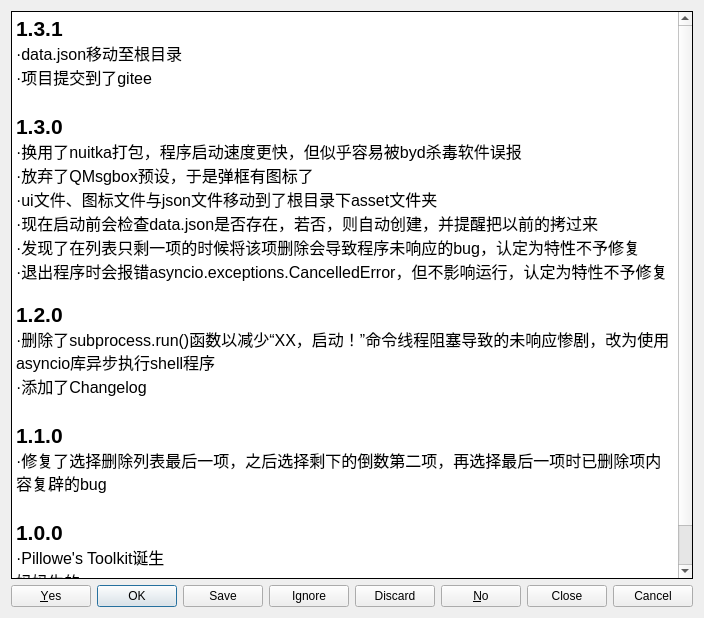
Pillowe582/toolkit, file assets/changelog.ui: the form before one commit.
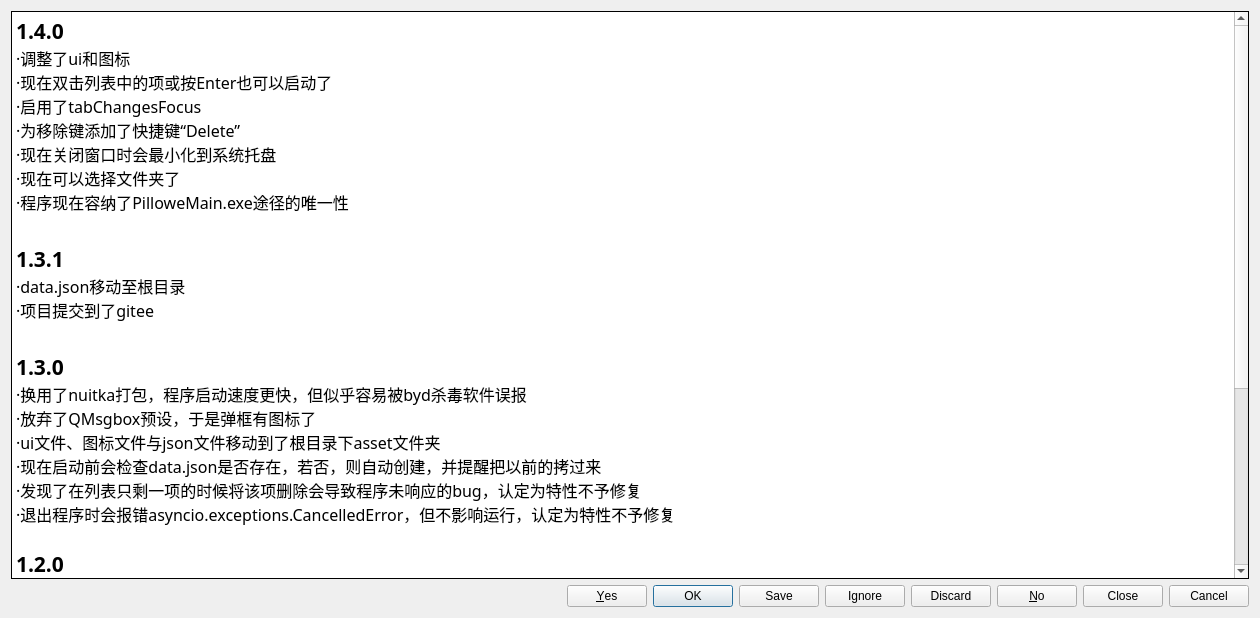
The form after the commit.

```diff
--- a/assets/changelog.ui
+++ b/assets/changelog.ui
@@ -6,7 +6,7 @@
    <rect>
     <x>0</x>
     <y>0</y>
-    <width>660</width>
+    <width>1260</width>
     <height>618</height>
    </rect>
   </property>
@@ -16,6 +16,12 @@
   <layout class="QGridLayout" name="gridLayout">
    <item row="0" column="0">
     <widget class="QTextBrowser" name="textBrowser">
+     <property name="font">
+      <font>
+       <family>宋体</family>
+       <pointsize>9</pointsize>
+      </font>
+     </property>
      <property name="frameShape">
       <enum>QFrame::Box</enum>
      </property>
@@ -26,30 +32,39 @@
       <string>&lt;!DOCTYPE HTML PUBLIC &quot;-//W3C//DTD HTML 4.0//EN&quot; &quot;http://www.w3.org/TR/REC-html40/strict.dtd&quot;&gt;
 &lt;html&gt;&lt;head&gt;&lt;meta name=&quot;qrichtext&quot; content=&quot;1&quot; /&gt;&lt;style type=&quot;text/css&quot;&gt;
 p, li { white-space: pre-wrap; }
-&lt;/style&gt;&lt;/head&gt;&lt;body style=&quot; font-family:'SimSun'; font-size:9pt; font-weight:400; font-style:normal;&quot;&gt;
-&lt;p style=&quot; margin-top:0px; margin-bottom:0px; margin-left:0px; margin-right:0px; -qt-block-indent:0; text-indent:0px;&quot;&gt;&lt;span style=&quot; font-size:16pt; font-weight:600;&quot;&gt;1.3.1&lt;/span&gt;&lt;/p&gt;
-&lt;p style=&quot; margin-top:0px; margin-bottom:0px; margin-left:0px; margin-right:0px; -qt-block-indent:0; text-indent:0px;&quot;&gt;&lt;span style=&quot; font-size:12pt;&quot;&gt;·data.json移动至根目录&lt;/span&gt;&lt;/p&gt;
-&lt;p style=&quot; margin-top:0px; margin-bottom:0px; margin-left:0px; margin-right:0px; -qt-block-indent:0; text-indent:0px;&quot;&gt;&lt;span style=&quot; font-size:12pt;&quot;&gt;·项目提交到了gitee&lt;/span&gt;&lt;/p&gt;
-&lt;p style=&quot;-qt-paragraph-type:empty; margin-top:0px; margin-bottom:0px; margin-left:0px; margin-right:0px; -qt-block-indent:0; text-indent:0px; font-size:16pt; font-weight:600;&quot;&gt;&lt;br /&gt;&lt;/p&gt;
-&lt;p style=&quot; margin-top:0px; margin-bottom:0px; margin-left:0px; margin-right:0px; -qt-block-indent:0; text-indent:0px;&quot;&gt;&lt;span style=&quot; font-size:16pt; font-weight:600;&quot;&gt;1.3.0&lt;/span&gt;&lt;/p&gt;
-&lt;p style=&quot; margin-top:0px; margin-bottom:0px; margin-left:0px; margin-right:0px; -qt-block-indent:0; text-indent:0px;&quot;&gt;&lt;span style=&quot; font-size:12pt;&quot;&gt;·换用了nuitka打包，程序启动速度更快，但似乎容易被byd杀毒软件误报&lt;/span&gt;&lt;/p&gt;
-&lt;p style=&quot; margin-top:0px; margin-bottom:0px; margin-left:0px; margin-right:0px; -qt-block-indent:0; text-indent:0px;&quot;&gt;&lt;span style=&quot; font-size:12pt;&quot;&gt;·放弃了QMsgbox预设，于是弹框有图标了&lt;/span&gt;&lt;/p&gt;
-&lt;p style=&quot; margin-top:0px; margin-bottom:0px; margin-left:0px; margin-right:0px; -qt-block-indent:0; text-indent:0px;&quot;&gt;&lt;span style=&quot; font-size:12pt;&quot;&gt;·ui文件、图标文件与json文件移动到了根目录下asset文件夹&lt;/span&gt;&lt;/p&gt;
-&lt;p style=&quot; margin-top:0px; margin-bottom:0px; margin-left:0px; margin-right:0px; -qt-block-indent:0; text-indent:0px;&quot;&gt;&lt;span style=&quot; font-size:12pt;&quot;&gt;·现在启动前会检查data.json是否存在，若否，则自动创建，并提醒把以前的拷过来&lt;/span&gt;&lt;/p&gt;
-&lt;p style=&quot; margin-top:0px; margin-bottom:0px; margin-left:0px; margin-right:0px; -qt-block-indent:0; text-indent:0px;&quot;&gt;&lt;span style=&quot; font-size:12pt;&quot;&gt;·发现了在列表只剩一项的时候将该项删除会导致程序未响应的bug，认定为特性不予修复&lt;/span&gt;&lt;/p&gt;
-&lt;p style=&quot; margin-top:0px; margin-bottom:0px; margin-left:0px; margin-right:0px; -qt-block-indent:0; text-indent:0px;&quot;&gt;&lt;span style=&quot; font-size:12pt;&quot;&gt;·退出程序时会报错asyncio.exceptions.CancelledError，但不影响运行，认定为特性不予修复&lt;/span&gt;&lt;/p&gt;
-&lt;p style=&quot;-qt-paragraph-type:empty; margin-top:0px; margin-bottom:0px; margin-left:0px; margin-right:0px; -qt-block-indent:0; text-indent:0px; font-size:12pt;&quot;&gt;&lt;br /&gt;&lt;/p&gt;
-&lt;p style=&quot; margin-top:0px; margin-bottom:0px; margin-left:0px; margin-right:0px; -qt-block-indent:0; text-indent:0px;&quot;&gt;&lt;span style=&quot; font-size:16pt; font-weight:600;&quot;&gt;1.2.0&lt;/span&gt;&lt;/p&gt;
-&lt;p style=&quot; margin-top:0px; margin-bottom:0px; margin-left:0px; margin-right:0px; -qt-block-indent:0; text-indent:0px;&quot;&gt;&lt;span style=&quot; font-size:12pt;&quot;&gt;·删除了subprocess.run()函数以减少“XX，启动！”命令线程阻塞导致的未响应惨剧，改为使用asyncio库异步执行shell程序&lt;/span&gt;&lt;/p&gt;
-&lt;p style=&quot; margin-top:0px; margin-bottom:0px; margin-left:0px; margin-right:0px; -qt-block-indent:0; text-indent:0px;&quot;&gt;&lt;span style=&quot; font-size:12pt;&quot;&gt;·添加了Changelog&lt;/span&gt;&lt;/p&gt;
-&lt;p style=&quot;-qt-paragraph-type:empty; margin-top:0px; margin-bottom:0px; margin-left:0px; margin-right:0px; -qt-block-indent:0; text-indent:0px; font-size:16pt; font-weight:600;&quot;&gt;&lt;br /&gt;&lt;/p&gt;
-&lt;p style=&quot; margin-top:0px; margin-bottom:0px; margin-left:0px; margin-right:0px; -qt-block-indent:0; text-indent:0px;&quot;&gt;&lt;span style=&quot; font-size:16pt; font-weight:600;&quot;&gt;1.1.0&lt;/span&gt;&lt;/p&gt;
-&lt;p style=&quot; margin-top:0px; margin-bottom:0px; margin-left:0px; margin-right:0px; -qt-block-indent:0; text-indent:0px;&quot;&gt;&lt;span style=&quot; font-size:12pt;&quot;&gt;·修复了选择删除列表最后一项，之后选择剩下的倒数第二项，再选择最后一项时已删除项内容复辟的bug&lt;/span&gt;&lt;/p&gt;
-&lt;p style=&quot;-qt-paragraph-type:empty; margin-top:0px; margin-bottom:0px; margin-left:0px; margin-right:0px; -qt-block-indent:0; text-indent:0px; font-size:16pt;&quot;&gt;&lt;br /&gt;&lt;/p&gt;
-&lt;p style=&quot; margin-top:0px; margin-bottom:0px; margin-left:0px; margin-right:0px; -qt-block-indent:0; text-indent:0px;&quot;&gt;&lt;span style=&quot; font-size:16pt; font-weight:600;&quot;&gt;1.0.0&lt;/span&gt;&lt;/p&gt;
-&lt;p style=&quot; margin-top:0px; margin-bottom:0px; margin-left:0px; margin-right:0px; -qt-block-indent:0; text-indent:0px;&quot;&gt;&lt;span style=&quot; font-size:12pt;&quot;&gt;·Pillowe's Toolkit诞生&lt;/span&gt;&lt;/p&gt;
-&lt;p style=&quot; margin-top:0px; margin-bottom:0px; margin-left:0px; margin-right:0px; -qt-block-indent:0; text-indent:0px;&quot;&gt;&lt;span style=&quot; font-size:12pt; text-decoration: line-through;&quot;&gt;妈妈生的&lt;/span&gt;&lt;/p&gt;
-&lt;p style=&quot;-qt-paragraph-type:empty; margin-top:0px; margin-bottom:0px; margin-left:0px; margin-right:0px; -qt-block-indent:0; text-indent:0px; font-size:16pt;&quot;&gt;&lt;br /&gt;&lt;/p&gt;&lt;/body&gt;&lt;/html&gt;</string>
+&lt;/style&gt;&lt;/head&gt;&lt;body style=&quot; font-family:'宋体','宋体'; font-size:9pt; font-weight:400; font-style:normal;&quot;&gt;
+&lt;p style=&quot; margin-top:0px; margin-bottom:0px; margin-left:0px; margin-right:0px; -qt-block-indent:0; text-indent:0px;&quot;&gt;&lt;span style=&quot; font-family:'SimSun'; font-size:16pt; font-weight:600;&quot;&gt;1.4.0&lt;/span&gt;&lt;/p&gt;
+&lt;p style=&quot; margin-top:0px; margin-bottom:0px; margin-left:0px; margin-right:0px; -qt-block-indent:0; text-indent:0px;&quot;&gt;&lt;span style=&quot; font-family:'SimSun'; font-size:12pt;&quot;&gt;·调整了ui和图标&lt;/span&gt;&lt;/p&gt;
+&lt;p style=&quot; margin-top:0px; margin-bottom:0px; margin-left:0px; margin-right:0px; -qt-block-indent:0; text-indent:0px;&quot;&gt;&lt;span style=&quot; font-family:'SimSun'; font-size:12pt;&quot;&gt;·现在双击列表中的项或按Enter也可以启动了&lt;/span&gt;&lt;/p&gt;
+&lt;p style=&quot; margin-top:0px; margin-bottom:0px; margin-left:0px; margin-right:0px; -qt-block-indent:0; text-indent:0px;&quot;&gt;&lt;span style=&quot; font-family:'SimSun'; font-size:12pt;&quot;&gt;·启用了tabChangesFocus&lt;/span&gt;&lt;/p&gt;
+&lt;p style=&quot; margin-top:0px; margin-bottom:0px; margin-left:0px; margin-right:0px; -qt-block-indent:0; text-indent:0px;&quot;&gt;&lt;span style=&quot; font-family:'SimSun'; font-size:12pt;&quot;&gt;·为移除键添加了快捷键“Delete”&lt;/span&gt;&lt;/p&gt;
+&lt;p style=&quot; margin-top:0px; margin-bottom:0px; margin-left:0px; margin-right:0px; -qt-block-indent:0; text-indent:0px;&quot;&gt;&lt;span style=&quot; font-family:'SimSun'; font-size:12pt;&quot;&gt;·现在关闭窗口时会最小化到系统托盘&lt;/span&gt;&lt;/p&gt;
+&lt;p style=&quot; margin-top:0px; margin-bottom:0px; margin-left:0px; margin-right:0px; -qt-block-indent:0; text-indent:0px;&quot;&gt;&lt;span style=&quot; font-family:'SimSun'; font-size:12pt;&quot;&gt;·现在可以选择文件夹了&lt;/span&gt;&lt;/p&gt;
+&lt;p style=&quot; margin-top:0px; margin-bottom:0px; margin-left:0px; margin-right:0px; -qt-block-indent:0; text-indent:0px;&quot;&gt;&lt;span style=&quot; font-family:'SimSun'; font-size:12pt;&quot;&gt;·程序现在容纳了PilloweMain.exe途径的唯一性&lt;/span&gt;&lt;/p&gt;
+&lt;p style=&quot;-qt-paragraph-type:empty; margin-top:0px; margin-bottom:0px; margin-left:0px; margin-right:0px; -qt-block-indent:0; text-indent:0px; font-family:'SimSun'; font-size:16pt; font-weight:600;&quot;&gt;&lt;br /&gt;&lt;/p&gt;
+&lt;p style=&quot; margin-top:0px; margin-bottom:0px; margin-left:0px; margin-right:0px; -qt-block-indent:0; text-indent:0px;&quot;&gt;&lt;span style=&quot; font-family:'SimSun'; font-size:16pt; font-weight:600;&quot;&gt;1.3.1&lt;/span&gt;&lt;/p&gt;
+&lt;p style=&quot; margin-top:0px; margin-bottom:0px; margin-left:0px; margin-right:0px; -qt-block-indent:0; text-indent:0px;&quot;&gt;&lt;span style=&quot; font-family:'SimSun'; font-size:12pt;&quot;&gt;·data.json移动至根目录&lt;/span&gt;&lt;/p&gt;
+&lt;p style=&quot; margin-top:0px; margin-bottom:0px; margin-left:0px; margin-right:0px; -qt-block-indent:0; text-indent:0px;&quot;&gt;&lt;span style=&quot; font-family:'SimSun'; font-size:12pt;&quot;&gt;·项目提交到了gitee&lt;/span&gt;&lt;/p&gt;
+&lt;p style=&quot;-qt-paragraph-type:empty; margin-top:0px; margin-bottom:0px; margin-left:0px; margin-right:0px; -qt-block-indent:0; text-indent:0px; font-family:'SimSun'; font-size:16pt; font-weight:600;&quot;&gt;&lt;br /&gt;&lt;/p&gt;
+&lt;p style=&quot; margin-top:0px; margin-bottom:0px; margin-left:0px; margin-right:0px; -qt-block-indent:0; text-indent:0px;&quot;&gt;&lt;span style=&quot; font-family:'SimSun'; font-size:16pt; font-weight:600;&quot;&gt;1.3.0&lt;/span&gt;&lt;/p&gt;
+&lt;p style=&quot; margin-top:0px; margin-bottom:0px; margin-left:0px; margin-right:0px; -qt-block-indent:0; text-indent:0px;&quot;&gt;&lt;span style=&quot; font-family:'SimSun'; font-size:12pt;&quot;&gt;·换用了nuitka打包，程序启动速度更快，但似乎容易被byd杀毒软件误报&lt;/span&gt;&lt;/p&gt;
+&lt;p style=&quot; margin-top:0px; margin-bottom:0px; margin-left:0px; margin-right:0px; -qt-block-indent:0; text-indent:0px;&quot;&gt;&lt;span style=&quot; font-family:'SimSun'; font-size:12pt;&quot;&gt;·放弃了QMsgbox预设，于是弹框有图标了&lt;/span&gt;&lt;/p&gt;
+&lt;p style=&quot; margin-top:0px; margin-bottom:0px; margin-left:0px; margin-right:0px; -qt-block-indent:0; text-indent:0px;&quot;&gt;&lt;span style=&quot; font-family:'SimSun'; font-size:12pt;&quot;&gt;·ui文件、图标文件与json文件移动到了根目录下asset文件夹&lt;/span&gt;&lt;/p&gt;
+&lt;p style=&quot; margin-top:0px; margin-bottom:0px; margin-left:0px; margin-right:0px; -qt-block-indent:0; text-indent:0px;&quot;&gt;&lt;span style=&quot; font-family:'SimSun'; font-size:12pt;&quot;&gt;·现在启动前会检查data.json是否存在，若否，则自动创建，并提醒把以前的拷过来&lt;/span&gt;&lt;/p&gt;
+&lt;p style=&quot; margin-top:0px; margin-bottom:0px; margin-left:0px; margin-right:0px; -qt-block-indent:0; text-indent:0px;&quot;&gt;&lt;span style=&quot; font-family:'SimSun'; font-size:12pt;&quot;&gt;·发现了在列表只剩一项的时候将该项删除会导致程序未响应的bug，认定为特性不予修复&lt;/span&gt;&lt;/p&gt;
+&lt;p style=&quot; margin-top:0px; margin-bottom:0px; margin-left:0px; margin-right:0px; -qt-block-indent:0; text-indent:0px;&quot;&gt;&lt;span style=&quot; font-family:'SimSun'; font-size:12pt;&quot;&gt;·退出程序时会报错asyncio.exceptions.CancelledError，但不影响运行，认定为特性不予修复&lt;/span&gt;&lt;/p&gt;
+&lt;p style=&quot;-qt-paragraph-type:empty; margin-top:0px; margin-bottom:0px; margin-left:0px; margin-right:0px; -qt-block-indent:0; text-indent:0px; font-family:'SimSun'; font-size:12pt;&quot;&gt;&lt;br /&gt;&lt;/p&gt;
+&lt;p style=&quot; margin-top:0px; margin-bottom:0px; margin-left:0px; margin-right:0px; -qt-block-indent:0; text-indent:0px;&quot;&gt;&lt;span style=&quot; font-family:'SimSun'; font-size:16pt; font-weight:600;&quot;&gt;1.2.0&lt;/span&gt;&lt;/p&gt;
+&lt;p style=&quot; margin-top:0px; margin-bottom:0px; margin-left:0px; margin-right:0px; -qt-block-indent:0; text-indent:0px;&quot;&gt;&lt;span style=&quot; font-family:'SimSun'; font-size:12pt;&quot;&gt;·删除了subprocess.run()函数以减少“XX，启动！”命令线程阻塞导致的未响应惨剧，改为使用asyncio库异步执行shell程序&lt;/span&gt;&lt;/p&gt;
+&lt;p style=&quot; margin-top:0px; margin-bottom:0px; margin-left:0px; margin-right:0px; -qt-block-indent:0; text-indent:0px;&quot;&gt;&lt;span style=&quot; font-family:'SimSun'; font-size:12pt;&quot;&gt;·添加了Changelog&lt;/span&gt;&lt;/p&gt;
+&lt;p style=&quot;-qt-paragraph-type:empty; margin-top:0px; margin-bottom:0px; margin-left:0px; margin-right:0px; -qt-block-indent:0; text-indent:0px; font-family:'SimSun'; font-size:16pt; font-weight:600;&quot;&gt;&lt;br /&gt;&lt;/p&gt;
+&lt;p style=&quot; margin-top:0px; margin-bottom:0px; margin-left:0px; margin-right:0px; -qt-block-indent:0; text-indent:0px;&quot;&gt;&lt;span style=&quot; font-family:'SimSun'; font-size:16pt; font-weight:600;&quot;&gt;1.1.0&lt;/span&gt;&lt;/p&gt;
+&lt;p style=&quot; margin-top:0px; margin-bottom:0px; margin-left:0px; margin-right:0px; -qt-block-indent:0; text-indent:0px;&quot;&gt;&lt;span style=&quot; font-family:'SimSun'; font-size:12pt;&quot;&gt;·修复了选择删除列表最后一项，之后选择剩下的倒数第二项，再选择最后一项时已删除项内容复辟的bug&lt;/span&gt;&lt;/p&gt;
+&lt;p style=&quot;-qt-paragraph-type:empty; margin-top:0px; margin-bottom:0px; margin-left:0px; margin-right:0px; -qt-block-indent:0; text-indent:0px; font-family:'SimSun'; font-size:16pt;&quot;&gt;&lt;br /&gt;&lt;/p&gt;
+&lt;p style=&quot; margin-top:0px; margin-bottom:0px; margin-left:0px; margin-right:0px; -qt-block-indent:0; text-indent:0px;&quot;&gt;&lt;span style=&quot; font-family:'SimSun'; font-size:16pt; font-weight:600;&quot;&gt;1.0.0&lt;/span&gt;&lt;/p&gt;
+&lt;p style=&quot; margin-top:0px; margin-bottom:0px; margin-left:0px; margin-right:0px; -qt-block-indent:0; text-indent:0px;&quot;&gt;&lt;span style=&quot; font-family:'SimSun'; font-size:12pt;&quot;&gt;·Pillowe's Toolkit诞生&lt;/span&gt;&lt;/p&gt;
+&lt;p style=&quot; margin-top:0px; margin-bottom:0px; margin-left:0px; margin-right:0px; -qt-block-indent:0; text-indent:0px;&quot;&gt;&lt;span style=&quot; font-family:'SimSun'; font-size:12pt; text-decoration: line-through;&quot;&gt;妈妈生的&lt;/span&gt;&lt;/p&gt;
+&lt;p style=&quot;-qt-paragraph-type:empty; margin-top:0px; margin-bottom:0px; margin-left:0px; margin-right:0px; -qt-block-indent:0; text-indent:0px; font-family:'SimSun'; font-size:16pt;&quot;&gt;&lt;br /&gt;&lt;/p&gt;&lt;/body&gt;&lt;/html&gt;</string>
      </property>
     </widget>
    </item>
```
